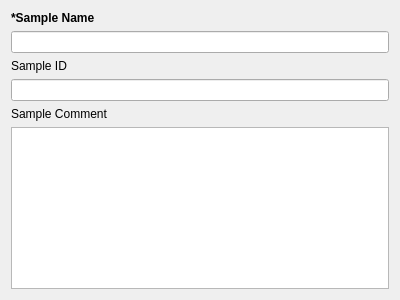
This is forms/Widget_Sample_Information.ui in YutaNaist/Data_Memo_Transfer as Qt 5 draws it before an edit. The edited form follows.
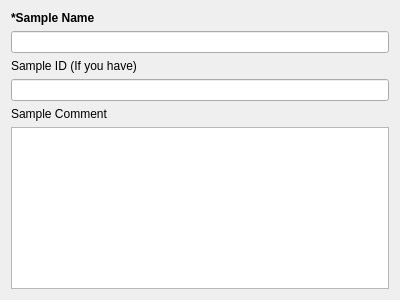
This is the edited form.

The edit to the form file:
```diff
--- a/forms/Widget_Sample_Information.ui
+++ b/forms/Widget_Sample_Information.ui
@@ -27,7 +27,7 @@
    <item>
     <widget class="QLabel" name="LAB_Sample_ID_2">
      <property name="text">
-      <string>Sample ID</string>
+      <string>Sample ID (If you have)</string>
      </property>
     </widget>
    </item>
```
